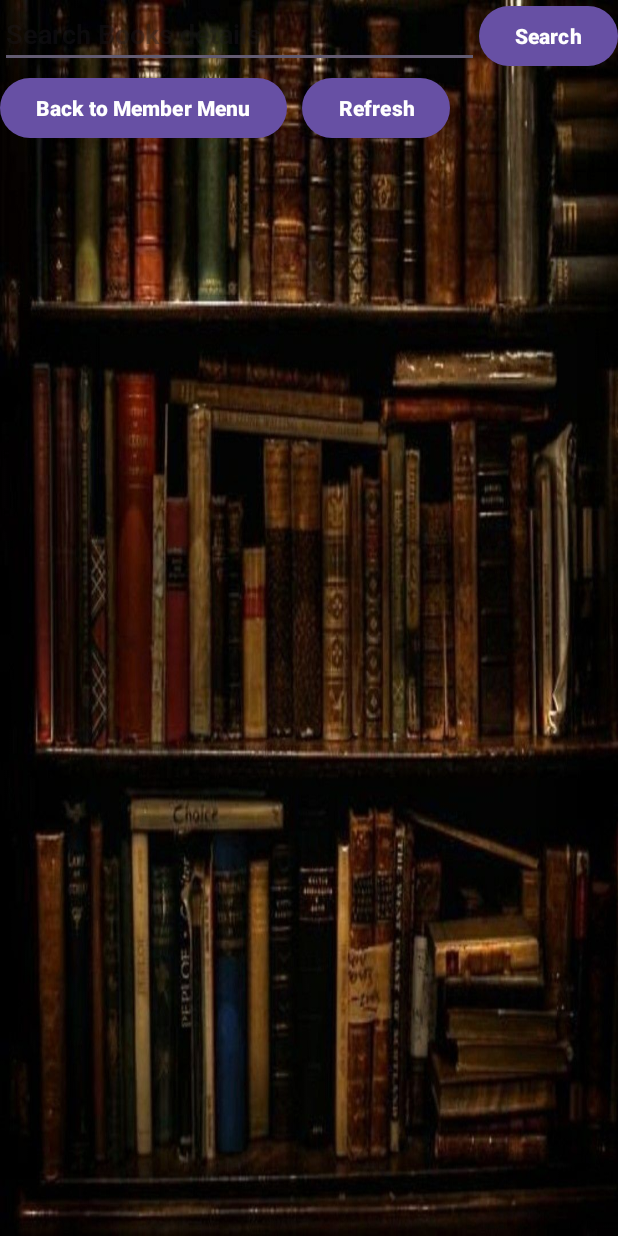
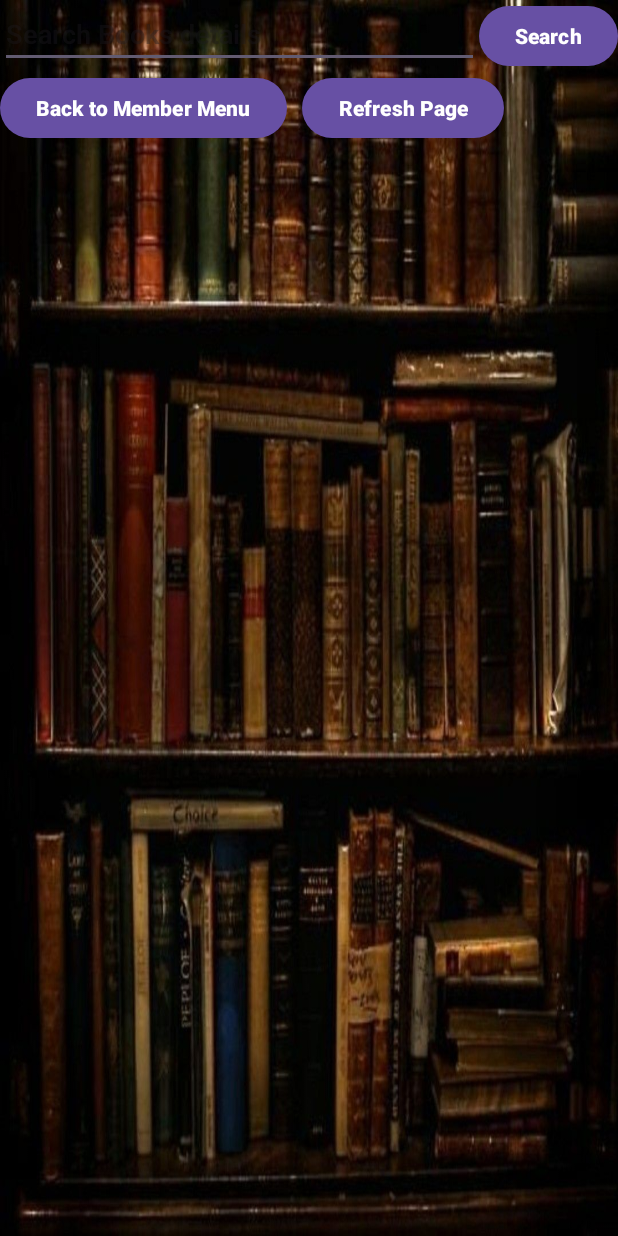
Before and after one commit to NavinduMadusanka/Assignment7-MIT3206-22550119, an Android app: the SearchBooks screen opened directly, with no data from a screen before it, on a phone screen of 412 x 824 dp. Run offline under Robolectric (Android 15) with nearby library versions, the phone set to English and light mode, and no system bars.

Commit message:
Initial Commit

```diff
--- a/app/src/main/res/layout/activity_search_books.xml
+++ b/app/src/main/res/layout/activity_search_books.xml
@@ -46,14 +46,14 @@
             android:layout_width="wrap_content"
             android:layout_height="wrap_content"
             android:layout_marginStart="10dp"
-            android:text="Refresh" />
+            android:text="Refresh Page" />
     </LinearLayout>
 
     <ListView
         android:id="@+id/listView"
         android:textStyle="bold"
         android:divider="#CCCCCC"
-        android:dividerHeight="10px"
+        android:dividerHeight="8px"
         android:layout_width="match_parent"
         android:layout_height="wrap_content" />
 
```
